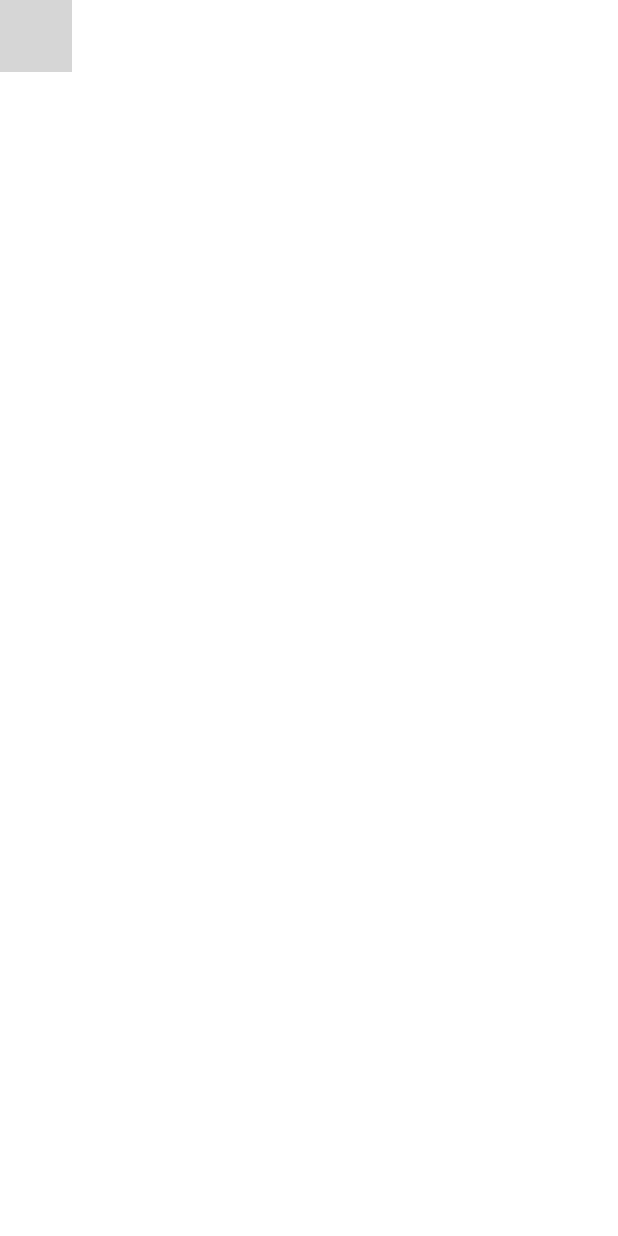
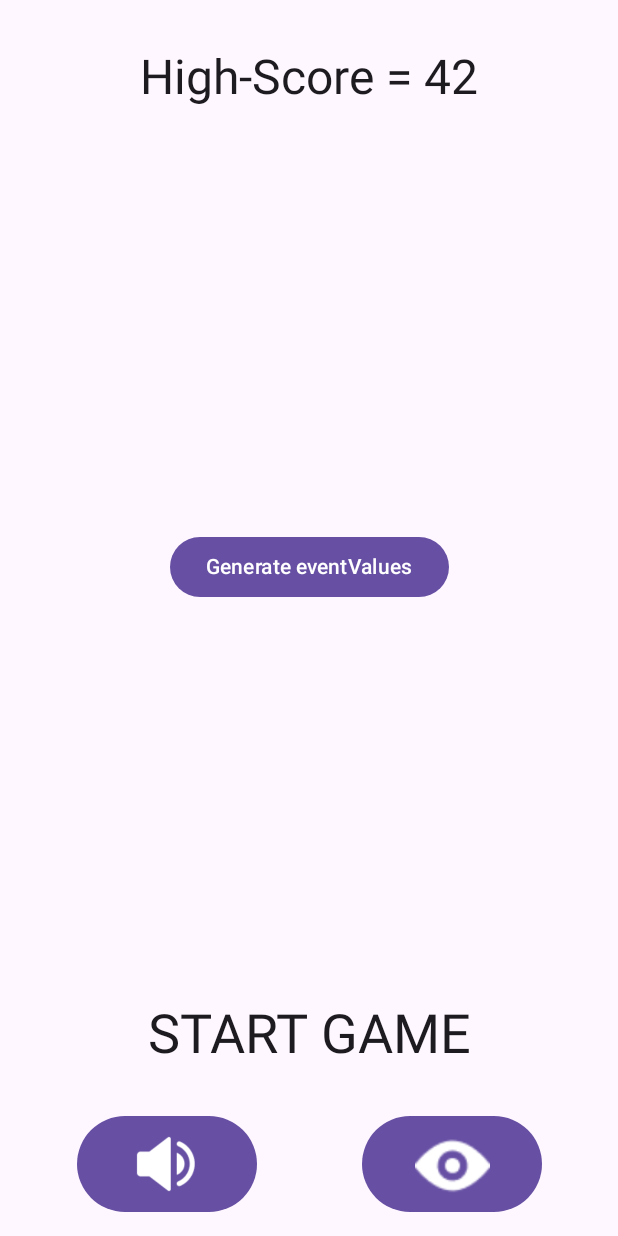
Before and after one commit to gemini9705/NBackGame, an Android app built with Jetpack Compose: the @Preview function HomeScreenPreview, on a phone screen of 412 x 824 dp. Run offline under Robolectric (Android 15) with nearby library versions, the light colour scheme and no system bars; grey boxes are pictures that could not be loaded.

Commit message:
Home screen updated

```diff
--- a/app/src/main/java/mobappdev/example/nback_cimpl/ui/viewmodels/GameVM.kt
+++ b/app/src/main/java/mobappdev/example/nback_cimpl/ui/viewmodels/GameVM.kt
@@ -182,13 +182,15 @@ data class GameState(
     val eventValue: Int = -1  // The value of the array string
 )
 
-/*class FakeVM: GameViewModel{
+class FakeVM: GameViewModel{
     override val gameState: StateFlow<GameState>
         get() = MutableStateFlow(GameState()).asStateFlow()
     override val score: StateFlow<Int>
         get() = MutableStateFlow(2).asStateFlow()
     override val highscore: StateFlow<Int>
         get() = MutableStateFlow(42).asStateFlow()
+    override val feedback: StateFlow<GameVM.FeedbackType>
+        get() = TODO("Not yet implemented")
     override val nBack: Int
         get() = 2
 
@@ -200,4 +202,4 @@ data class GameState(
 
     override fun checkMatch() {
     }
-}*/
+}
```
Also changed, not shown: 5 other files.
